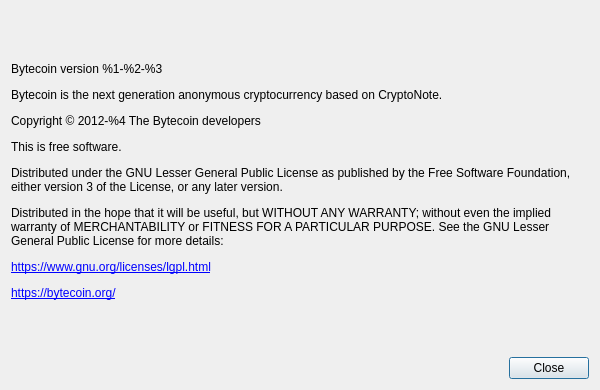
Qt form src/aboutdialog.ui (bcndev/bytecoin-gui) before a commit.
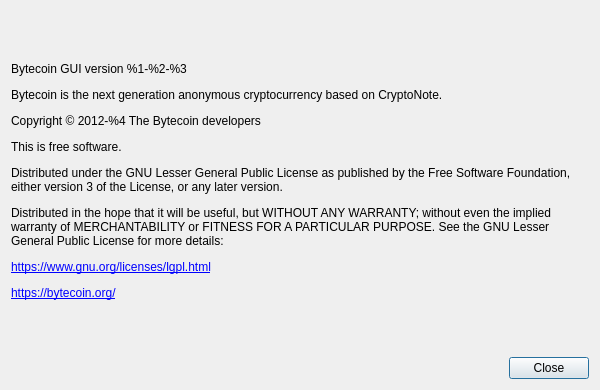
The same form after that commit. Custom widgets are drawn as their Qt base class.

Patch:
```diff
--- a/src/aboutdialog.ui
+++ b/src/aboutdialog.ui
@@ -41,7 +41,7 @@
       </sizepolicy>
      </property>
      <property name="text">
-      <string>&lt;html&gt;&lt;head/&gt;&lt;body&gt;&lt;p&gt;Bytecoin version %1-%2-%3&lt;/p&gt;&lt;p&gt;Bytecoin is the next generation anonymous cryptocurrency based on CryptoNote.&lt;/p&gt;&lt;p&gt;Copyright © 2012-%4 The Bytecoin developers&lt;/p&gt;&lt;p&gt;This is free software.&lt;/p&gt;&lt;p&gt;Distributed under the GNU Lesser General Public License as published by the Free Software Foundation, either version 3 of the License, or any later version.&lt;/p&gt;&lt;p&gt;Distributed in the hope that it will be useful, but WITHOUT ANY WARRANTY; without even the implied warranty of MERCHANTABILITY or FITNESS FOR A PARTICULAR PURPOSE. See the GNU Lesser General Public License for more details:&lt;/p&gt;&lt;p&gt;&lt;a href=&quot;https://www.gnu.org/licenses/lgpl.html&quot;&gt;&lt;span style=&quot; text-decoration: underline; color:#0000ff;&quot;&gt;https://www.gnu.org/licenses/lgpl.html&lt;/span&gt;&lt;/a&gt;&lt;/p&gt;&lt;p&gt;&lt;a href=&quot;http://bytecoin.org/&quot;&gt;&lt;span style=&quot; text-decoration: underline; color:#0000ff;&quot;&gt;https://bytecoin.org/&lt;/span&gt;&lt;/a&gt;&lt;/p&gt;&lt;/body&gt;&lt;/html&gt;</string>
+      <string>&lt;html&gt;&lt;head/&gt;&lt;body&gt;&lt;p&gt;Bytecoin GUI version %1-%2-%3&lt;/p&gt;&lt;p&gt;Bytecoin is the next generation anonymous cryptocurrency based on CryptoNote.&lt;/p&gt;&lt;p&gt;Copyright © 2012-%4 The Bytecoin developers&lt;/p&gt;&lt;p&gt;This is free software.&lt;/p&gt;&lt;p&gt;Distributed under the GNU Lesser General Public License as published by the Free Software Foundation, either version 3 of the License, or any later version.&lt;/p&gt;&lt;p&gt;Distributed in the hope that it will be useful, but WITHOUT ANY WARRANTY; without even the implied warranty of MERCHANTABILITY or FITNESS FOR A PARTICULAR PURPOSE. See the GNU Lesser General Public License for more details:&lt;/p&gt;&lt;p&gt;&lt;a href=&quot;https://www.gnu.org/licenses/lgpl.html&quot;&gt;&lt;span style=&quot; text-decoration: underline; color:#0000ff;&quot;&gt;https://www.gnu.org/licenses/lgpl.html&lt;/span&gt;&lt;/a&gt;&lt;/p&gt;&lt;p&gt;&lt;a href=&quot;http://bytecoin.org/&quot;&gt;&lt;span style=&quot; text-decoration: underline; color:#0000ff;&quot;&gt;https://bytecoin.org/&lt;/span&gt;&lt;/a&gt;&lt;/p&gt;&lt;/body&gt;&lt;/html&gt;</string>
      </property>
      <property name="textFormat">
       <enum>Qt::RichText</enum>
```
